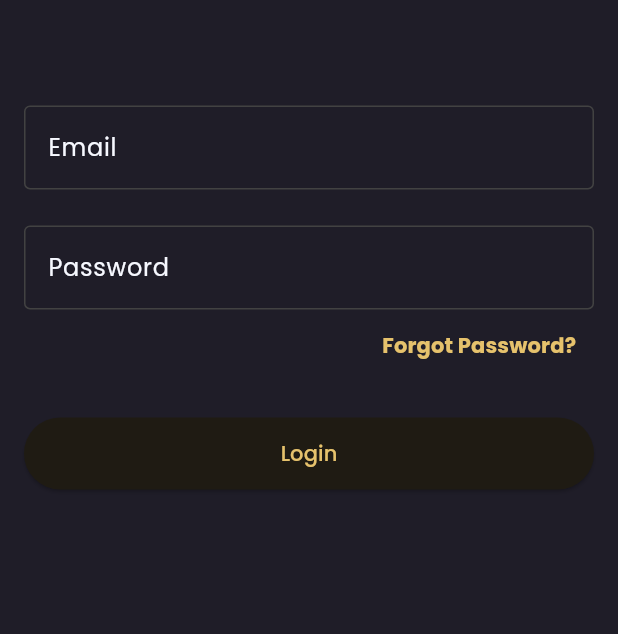
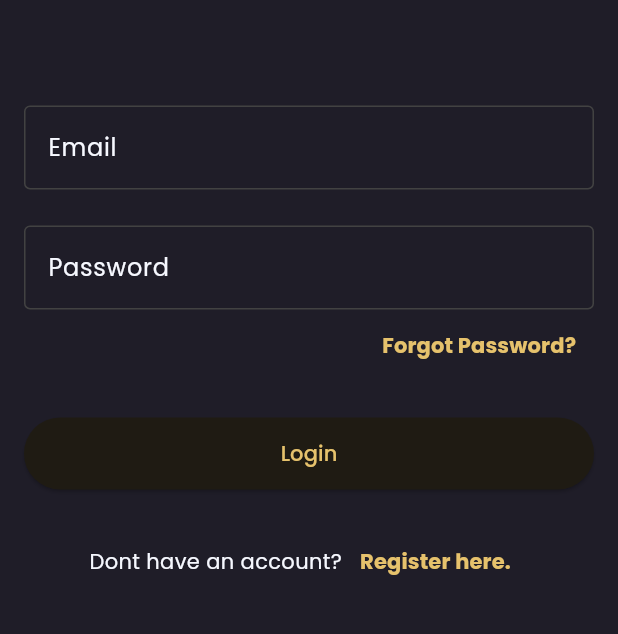
Before and after one commit to yudhistiroagung/flutter-learn-flix-id, a Flutter app: the screen it shows after launch, on a phone screen of 412 x 824 dp, the part 266-900 px from its top. Run offline on Flutter 3.47's test engine with Material 3 defaults, Android fonts, the phone set to English and light mode, and no system bars; our stand-ins replace cloud_firestore, dio, firebase_auth, firebase_core, firebase_storage, flutter_riverpod and 4 more; accounts and stored records are empty; generated files the repository leaves out were written again.

Commit message:
enhance button

```diff
--- a/lib/presentation/pages/login_page/login_page.dart
+++ b/lib/presentation/pages/login_page/login_page.dart
@@ -14,9 +14,22 @@ class LoginPage extends ConsumerWidget {
 
   Function() login(BuildContext context, WidgetRef ref) {
     return () {
-      ref
-          .read(userDataProvider.notifier)
-          .login(email: "yudhistiro@flixid.com", password: "pass1234");
+      ref.read(userDataProvider.notifier).login(
+          email: emailController.text, password: passwordController.text);
+    };
+  }
+
+  Widget renderButton(BuildContext context, WidgetRef ref) {
+    return switch (ref.watch(userDataProvider)) {
+      AsyncData(:final value) => value == null
+          ? ElevatedButton(
+              onPressed: login(context, ref),
+              style: ElevatedButton.styleFrom(
+                  minimumSize: const Size(double.infinity, 48.0)),
+              child: const Text("Login"),
+            )
+          : const CircularProgressIndicator(),
+      _ => const CircularProgressIndicator()
     };
   }
 
@@ -55,12 +68,21 @@ class LoginPage extends ConsumerWidget {
               ),
             ),
             verticalSpace(24),
-            ElevatedButton(
-              onPressed: login(context, ref),
-              style: ElevatedButton.styleFrom(
-                  minimumSize: const Size(double.infinity, 48.0)),
-              child: const Text("Login"),
-            ),
+            renderButton(context, ref),
+            verticalSpace(24),
+            Row(
+              mainAxisAlignment: MainAxisAlignment.center,
+              children: [
+                const Text("Dont have an account?"),
+                TextButton(
+                  onPressed: () {},
+                  child: const Text(
+                    "Register here.",
+                    style: TextStyle(fontWeight: FontWeight.bold),
+                  ),
+                )
+              ],
+            )
           ],
         ),
       ),
```
